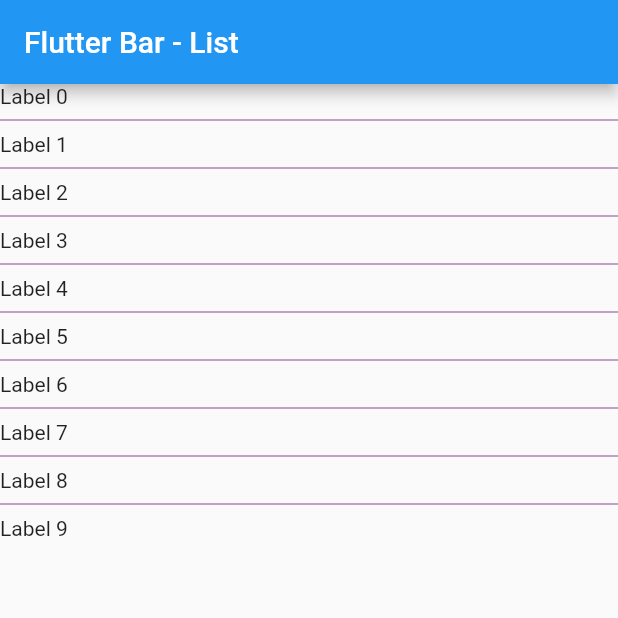
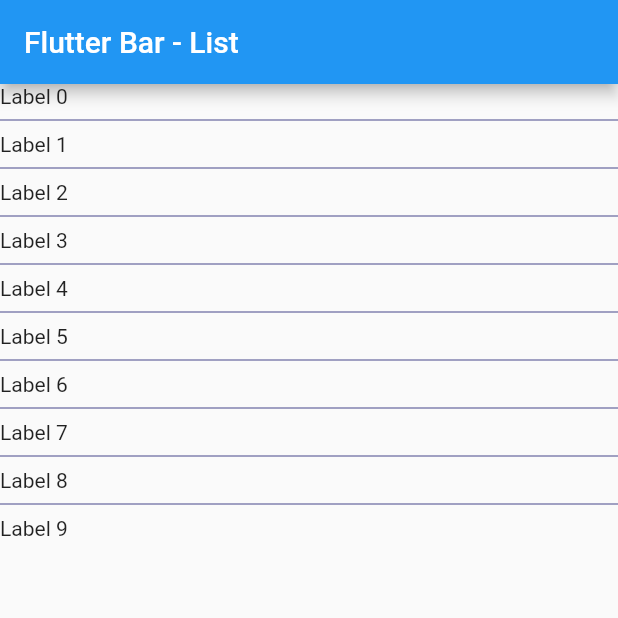
Before and after one commit to hustlebar/flutterbar, a Flutter app: the screen it shows after launch, on a phone screen of 412 x 824 dp, the top half of it. Run offline on Flutter 3.47's test engine with Material 2 defaults, Android fonts, the phone set to English and light mode, and no system bars.

Commit message:
waiting to be merged

```diff
--- a/lib/layouts/list.dart
+++ b/lib/layouts/list.dart
@@ -34,7 +34,7 @@ class FlutterBarList extends StatelessWidget {
       },
       separatorBuilder: (BuildContext context, int index) {
         return Divider(
-          color: Color.fromRGBO(100, 10, 100, 0.75),
+          color: Color.fromRGBO(10, 10, 100, 0.75),
         );
       },
       itemCount: 10
```
